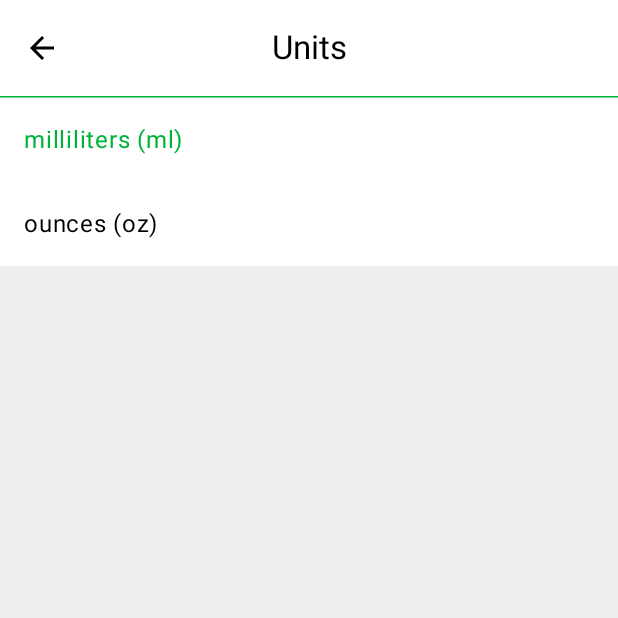
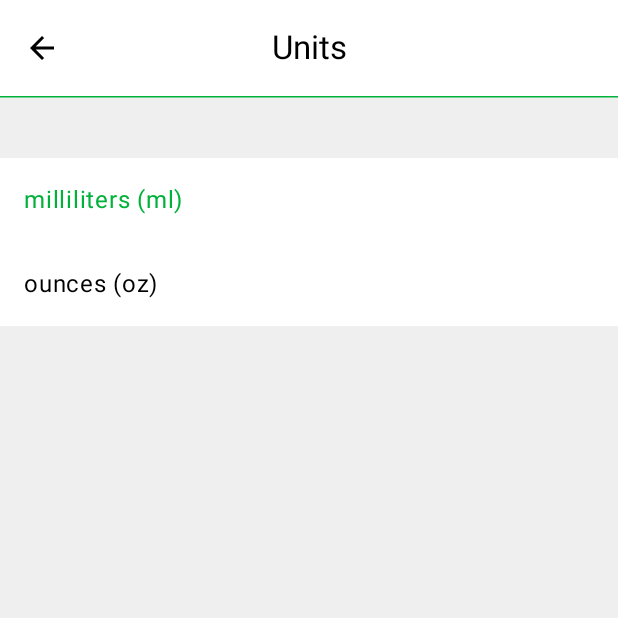
Before and after one commit to SemenciucCosmin/HydrationAppCompose, an Android app built with Jetpack Compose: the UnitsRoute screen opened through its navigation route, on a phone screen of 412 x 824 dp, the top half of it. Run offline under Robolectric (Android 15) with nearby library versions, the phone set to English and light mode, and no system bars; our stand-ins replace constraintlayout-compose.

Commit message:
Add top padding to Units route

```diff
--- a/app/src/main/java/com/example/hydrationappcompose/presentation/ui/routes/UnitsRoute.kt
+++ b/app/src/main/java/com/example/hydrationappcompose/presentation/ui/routes/UnitsRoute.kt
@@ -2,12 +2,15 @@ package com.example.hydrationappcompose.presentation.ui.routes
 
 import android.content.res.Configuration
 import androidx.compose.foundation.layout.Column
+import androidx.compose.foundation.layout.padding
 import androidx.compose.material3.ListItem
 import androidx.compose.material3.MaterialTheme
 import androidx.compose.material3.Text
 import androidx.compose.runtime.Composable
+import androidx.compose.ui.Modifier
 import androidx.compose.ui.res.stringResource
 import androidx.compose.ui.tooling.preview.Preview
+import androidx.compose.ui.unit.dp
 import com.example.hydrationappcompose.R
 import com.example.hydrationappcompose.model.MeasurementUnit
 import com.example.hydrationappcompose.presentation.theme.HydrationAppTheme
@@ -20,7 +23,7 @@ fun UnitsRoute() {
         MeasurementUnit.OUNCES -> MaterialTheme.colorScheme.onSurface to MaterialTheme.colorScheme.primary
     }
 
-    Column {
+    Column(modifier = Modifier.padding(top = 40.dp)) {
         ListItem(
             headlineContent = {
                 Text(
```
